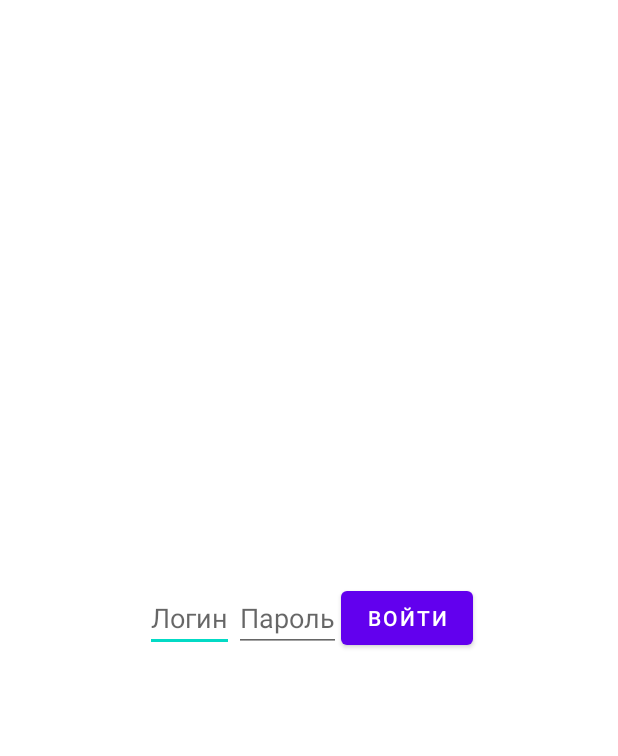
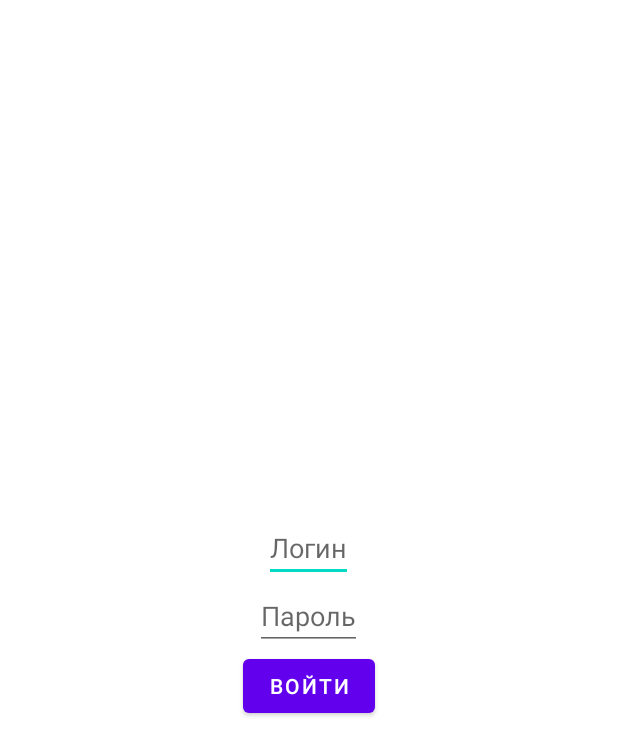
Before and after one commit to AIResClub/icton-site-mobile-app, an Android app: the layout login_fragment.xml on its own in the app's theme, with its tools: preview values and no code run, on a phone screen of 412 x 824 dp. Shown: the top 756 px of the screen. Run offline under Robolectric (Android 15) with nearby library versions, the phone set to English and light mode, and no system bars.

Commit message:
login and register changed, again

```diff
--- a/app/src/main/res/layout/login_fragment.xml
+++ b/app/src/main/res/layout/login_fragment.xml
@@ -2,25 +2,26 @@
 <LinearLayout xmlns:android="http://schemas.android.com/apk/res/android"
     android:layout_width="match_parent"
     android:layout_height="match_parent"
-    android:gravity="center">
+    android:gravity="center"
+    android:orientation="vertical">
 
     <EditText
         android:id="@+id/usernameEditText"
         android:layout_width="wrap_content"
         android:layout_height="wrap_content"
-        android:hint="@string/username"/>
+        android:hint="@string/username" />
 
     <EditText
         android:id="@+id/passwordEditText"
         android:layout_width="wrap_content"
         android:layout_height="wrap_content"
-        android:inputType="textPassword"
-        android:hint="@string/password"/>
+        android:hint="@string/password"
+        android:inputType="textPassword" />
 
     <Button
         android:id="@+id/enterButton"
         android:layout_width="wrap_content"
         android:layout_height="wrap_content"
-        android:text="@string/enter"/>
+        android:text="@string/enter" />
 
 </LinearLayout>
--- a/app/src/main/res/layout/register_fragment.xml
+++ b/app/src/main/res/layout/register_fragment.xml
@@ -42,6 +42,6 @@
         android:id="@+id/enterButton"
         android:layout_width="wrap_content"
         android:layout_height="wrap_content"
-        android:text="@string/enter" />
+        android:text="@string/enter_registration" />
 
 </LinearLayout>
```
